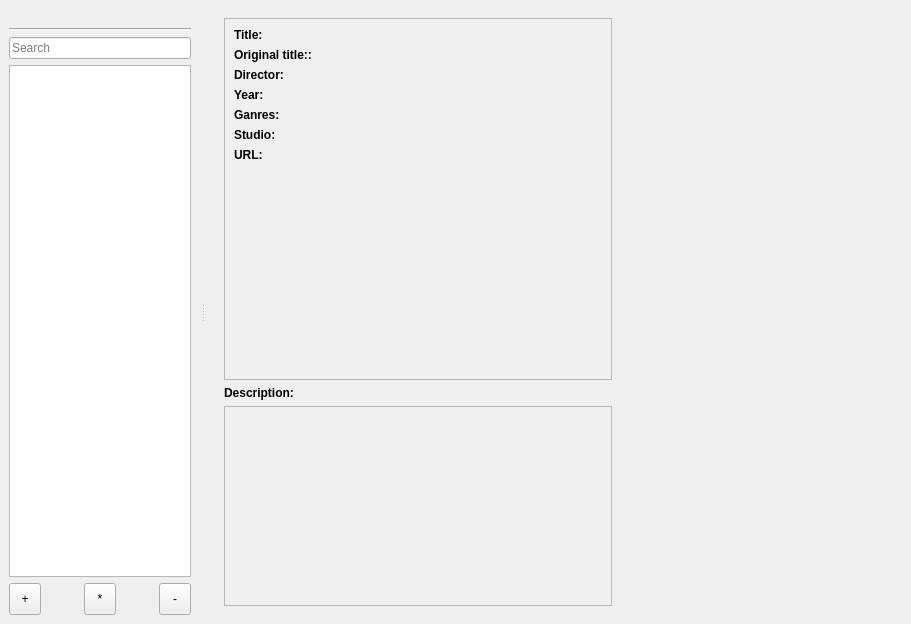
This is mainwindow.ui in LibertaSoft/DatabaseAnime as Qt 5 draws it before an edit. The edited form follows.
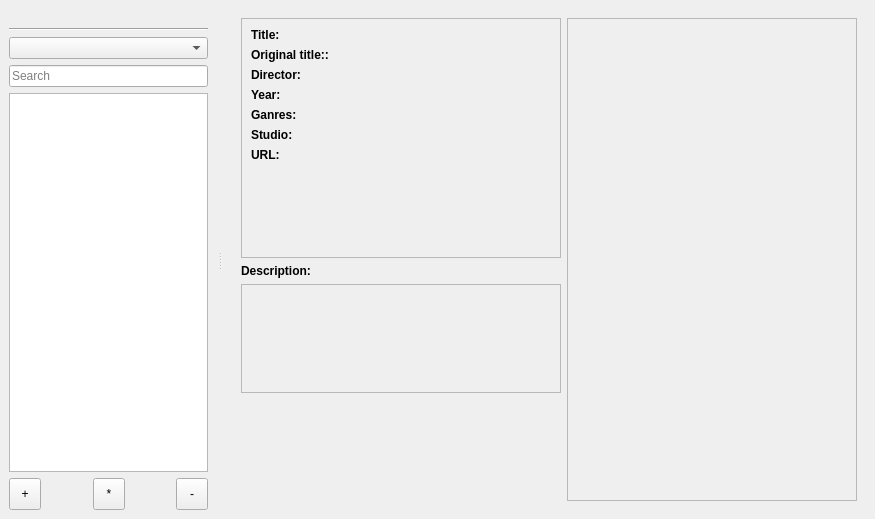
This is the edited form. The open tabs and pages were chosen to show the change. Icons and pictures are not drawn.

```diff
--- a/mainwindow.ui
+++ b/mainwindow.ui
@@ -6,8 +6,8 @@
    <rect>
     <x>0</x>
     <y>0</y>
-    <width>911</width>
-    <height>624</height>
+    <width>875</width>
+    <height>519</height>
    </rect>
   </property>
   <property name="windowTitle">
@@ -437,18 +437,21 @@
          <layout class="QHBoxLayout" name="HLay_AnimeInfo">
           <item>
            <layout class="QVBoxLayout" name="VLay_AnimeDescrFull">
+            <property name="sizeConstraint">
+             <enum>QLayout::SetMaximumSize</enum>
+            </property>
             <item>
              <widget class="QScrollArea" name="ScrollArea_AnimeProperty">
               <property name="sizePolicy">
-               <sizepolicy hsizetype="Expanding" vsizetype="Expanding">
+               <sizepolicy hsizetype="Minimum" vsizetype="Maximum">
                 <horstretch>0</horstretch>
                 <verstretch>0</verstretch>
                </sizepolicy>
               </property>
               <property name="minimumSize">
                <size>
-                <width>0</width>
-                <height>0</height>
+                <width>320</width>
+                <height>240</height>
                </size>
               </property>
               <property name="maximumSize">
@@ -465,8 +468,8 @@
                 <rect>
                  <x>0</x>
                  <y>0</y>
-                 <width>387</width>
-                 <height>316</height>
+                 <width>318</width>
+                 <height>238</height>
                 </rect>
                </property>
                <layout class="QFormLayout" name="formLayout_4">
@@ -640,6 +643,12 @@
             </item>
             <item>
              <widget class="QLabel" name="Lbl_TAnimeDescr">
+              <property name="sizePolicy">
+               <sizepolicy hsizetype="Minimum" vsizetype="Maximum">
+                <horstretch>0</horstretch>
+                <verstretch>0</verstretch>
+               </sizepolicy>
+              </property>
               <property name="maximumSize">
                <size>
                 <width>16777215</width>
@@ -659,6 +668,12 @@
             </item>
             <item>
              <widget class="QScrollArea" name="ScrollArea_AnimeDescr">
+              <property name="sizePolicy">
+               <sizepolicy hsizetype="Minimum" vsizetype="Expanding">
+                <horstretch>0</horstretch>
+                <verstretch>0</verstretch>
+               </sizepolicy>
+              </property>
               <property name="maximumSize">
                <size>
                 <width>16777215</width>
@@ -673,13 +688,19 @@
                 <rect>
                  <x>0</x>
                  <y>0</y>
-                 <width>387</width>
-                 <height>198</height>
+                 <width>318</width>
+                 <height>82</height>
                 </rect>
                </property>
                <layout class="QVBoxLayout" name="verticalLayout_5">
                 <item>
                  <widget class="QLabel" name="Lbl_VAnimeDescr">
+                  <property name="sizePolicy">
+                   <sizepolicy hsizetype="Minimum" vsizetype="Minimum">
+                    <horstretch>0</horstretch>
+                    <verstretch>0</verstretch>
+                   </sizepolicy>
+                  </property>
                   <property name="maximumSize">
                    <size>
                     <width>16777215</width>
@@ -701,26 +722,39 @@
               </widget>
              </widget>
             </item>
+            <item>
+             <spacer name="verticalSpacer">
+              <property name="orientation">
+               <enum>Qt::Vertical</enum>
+              </property>
+              <property name="sizeHint" stdset="0">
+               <size>
+                <width>20</width>
+                <height>40</height>
+               </size>
+              </property>
+             </spacer>
+            </item>
            </layout>
           </item>
           <item>
            <widget class="QLabel" name="Lbl_ImageCover">
             <property name="sizePolicy">
              <sizepolicy hsizetype="Fixed" vsizetype="Fixed">
-              <horstretch>1</horstretch>
-              <verstretch>3</verstretch>
+              <horstretch>0</horstretch>
+              <verstretch>0</verstretch>
              </sizepolicy>
             </property>
             <property name="minimumSize">
              <size>
-              <width>180</width>
+              <width>290</width>
               <height>420</height>
              </size>
             </property>
             <property name="maximumSize">
              <size>
-              <width>275</width>
-              <height>825</height>
+              <width>380</width>
+              <height>840</height>
              </size>
             </property>
             <property name="sizeIncrement">
@@ -735,6 +769,12 @@
               <height>420</height>
              </size>
             </property>
+            <property name="frameShape">
+             <enum>QFrame::StyledPanel</enum>
+            </property>
+            <property name="frameShadow">
+             <enum>QFrame::Sunken</enum>
+            </property>
             <property name="text">
              <string notr="true"/>
             </property>
@@ -757,13 +797,13 @@
   <widget class="QDockWidget" name="dockMenu">
    <property name="minimumSize">
     <size>
-     <width>165</width>
-     <height>279</height>
+     <width>140</width>
+     <height>257</height>
     </size>
    </property>
    <property name="maximumSize">
     <size>
-     <width>200</width>
+     <width>524287</width>
      <height>524287</height>
     </size>
    </property>
@@ -803,6 +843,9 @@
      <item>
       <layout class="QVBoxLayout" name="VLay_sectionOption"/>
      </item>
+     <item>
+      <widget class="QComboBox" name="CB_Section"/>
+     </item>
      <item>
       <widget class="QLineEdit" name="lineEdit_Search">
        <property name="text">
```
Left out of the diff: 40 changed lines with no effect on the pictures.
